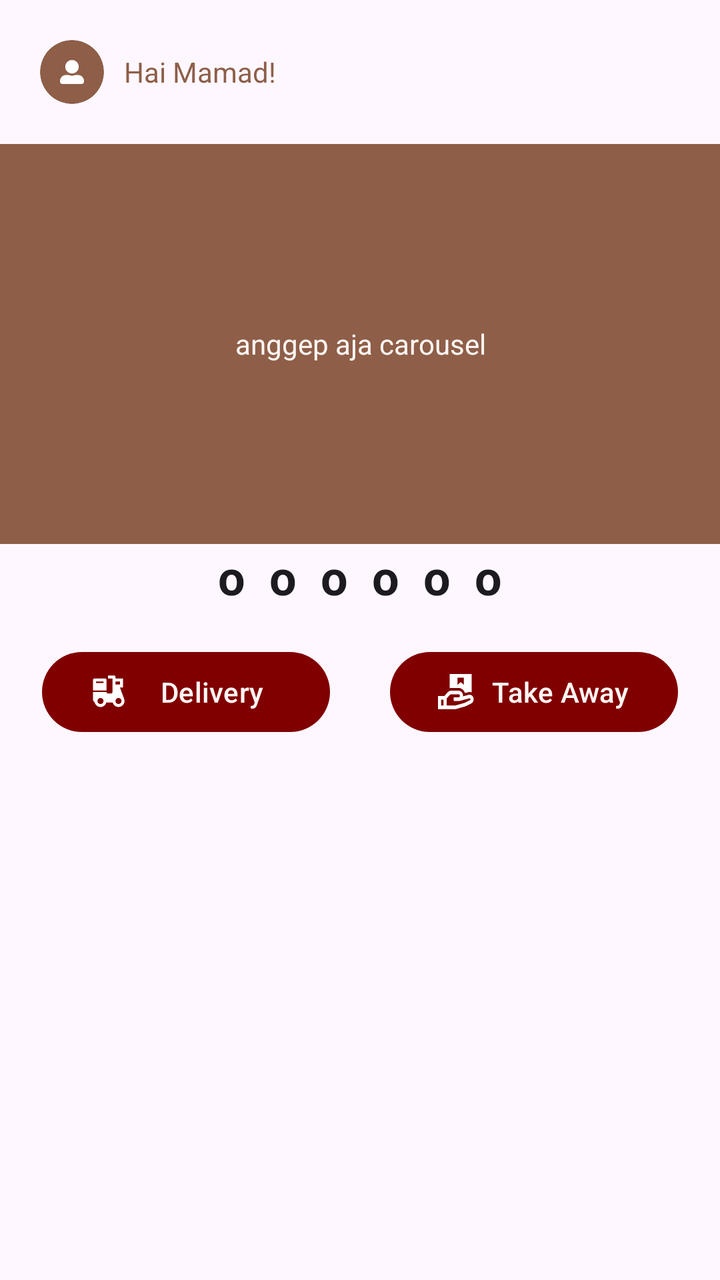
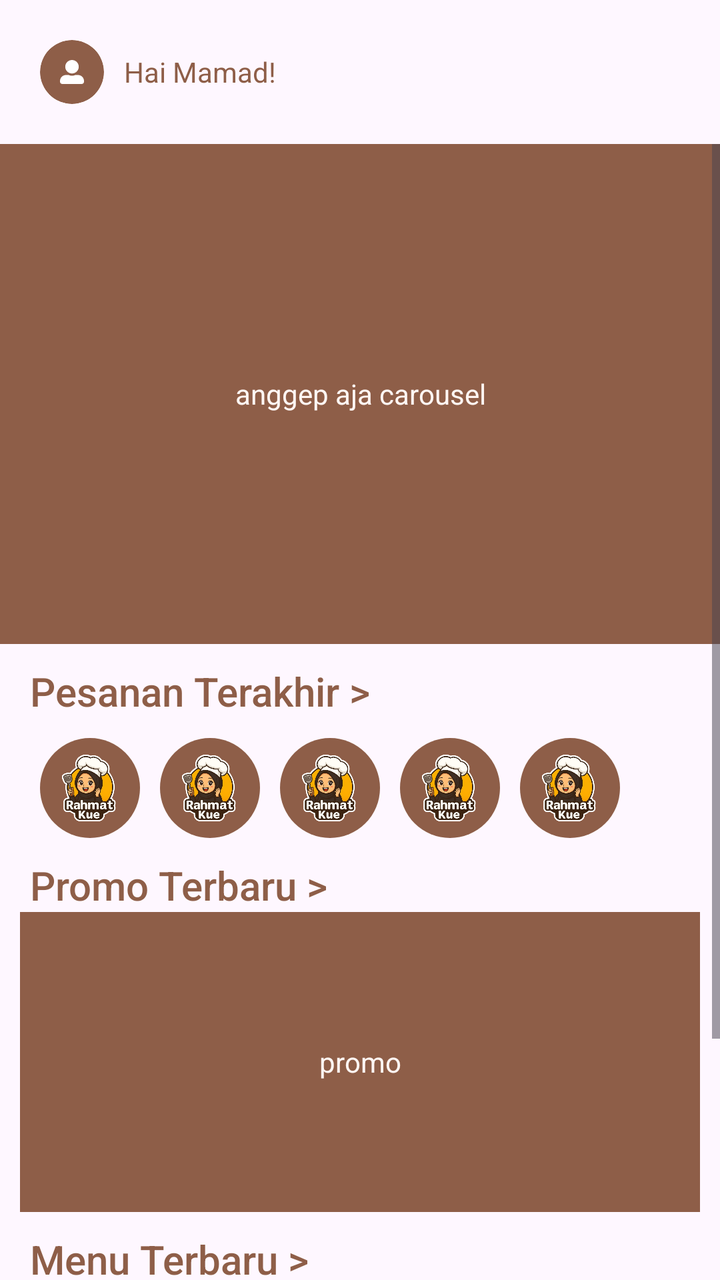

The first picture is an Android layout as it rendered before a commit; the second is the same layout after the commit. The layout source and the unified diff follow.
<!-- AndroidManifest.xml: application theme Theme.RahmatBakery -->
<!-- res/layout/fragment_beranda.xml -->
<?xml version="1.0" encoding="utf-8"?>
<LinearLayout xmlns:android="http://schemas.android.com/apk/res/android"
    xmlns:tools="http://schemas.android.com/tools"
    android:layout_width="match_parent"
    android:layout_height="match_parent"
    xmlns:app="http://schemas.android.com/apk/res-auto"
    tools:context=".BerandaFragment"
    android:orientation="vertical">


    
    <LinearLayout
        android:layout_width="match_parent"
        android:layout_height="wrap_content"
        android:orientation="horizontal"
        android:gravity="center_vertical"
        android:padding="20dp"
        >

    <ImageView
        android:layout_width="32dp"
        android:layout_height="32dp"
        android:src="@drawable/profil"
        android:padding="10dp"
        android:background="@drawable/circle_background"
        android:clipToOutline="true"
        android:layout_marginRight="10dp"
        />

    <TextView
        android:layout_width="wrap_content"
        android:layout_height="wrap_content"
        android:text="Hai Mamad!"
        android:textColor="@color/primary"
        style="@style/TextAppearance.Material3.HeadlineSmall.Emphasized"
        />

    </LinearLayout>

    <LinearLayout
        android:layout_width="match_parent"
        android:layout_height="250dp"
        android:orientation="vertical"
            android:gravity="center_horizontal"
        >
        <TextView
            android:gravity="center"
            android:background="@color/primary"
            android:layout_width="match_parent"
            android:layout_height="200dp"
            android:text="anggep aja carousel"
            android:textAlignment="center"
            android:textColor="@color/background"
            />
        <TextView
            android:layout_width="wrap_content"
            android:layout_height="wrap_content"
            android:text="o  o  o  o  o  o"
            style="@style/TextAppearance.Material3.HeadlineSmall"
            android:textStyle="bold"
            />
    </LinearLayout>

    <LinearLayout
        android:layout_width="match_parent"
        android:layout_height="wrap_content"
        android:orientation="horizontal"
        android:gravity="center_horizontal"
        android:paddingHorizontal="20dp"
        >

        <com.google.android.material.button.MaterialButton
            android:layout_width="144dp"
            android:layout_height="wrap_content"
            android:text="Delivery"
            app:icon="@drawable/delivery"
            android:textColor="@color/background"
            android:iconTint="@color/background"
            app:cornerRadius="50dp"
            app:strokeWidth="0dp"
            android:layout_marginRight="30dp"
        />
        <com.google.android.material.button.MaterialButton
            android:layout_width="144dp"
            android:layout_height="wrap_content"
            android:text="Take Away"
            app:icon="@drawable/takeaway"
            android:textColor="@color/background"
            android:iconTint="@color/background"
            app:cornerRadius="50dp"
            app:strokeWidth="0dp"
            />

    </LinearLayout>

    



</LinearLayout>
<!-- resources referenced by this layout -->
<resources>
  <!-- drawable delivery (drawable) -->
  <vector xmlns:android="http://schemas.android.com/apk/res/android"
      android:width="24dp"
      android:height="24dp"
      android:viewportWidth="24"
      android:viewportHeight="24">
    <path
        android:pathData="M16,1C16.265,1 16.52,1.105 16.707,1.293C16.895,1.48 17,1.735 17,2V2.999L22,3V9L19.98,8.999L22.747,16.595C22.935,17.103 23.017,17.644 22.99,18.184C22.962,18.725 22.825,19.254 22.587,19.741C22.348,20.227 22.014,20.66 21.604,21.013C21.193,21.366 20.715,21.632 20.199,21.795C19.683,21.958 19.139,22.015 18.6,21.961C18.061,21.908 17.539,21.746 17.065,21.484C16.59,21.223 16.174,20.868 15.841,20.441C15.508,20.014 15.265,19.524 15.127,19.001H10.874C10.646,19.879 10.128,20.653 9.402,21.197C8.677,21.741 7.789,22.023 6.883,21.997C5.976,21.97 5.106,21.637 4.414,21.051C3.722,20.465 3.25,19.661 3.074,18.772C2.75,18.603 2.479,18.348 2.29,18.036C2.1,17.723 2,17.365 2,17V12H11C11,12.245 11.09,12.481 11.253,12.664C11.415,12.847 11.64,12.964 11.883,12.993L12,13H14C14.245,13 14.481,12.91 14.664,12.747C14.847,12.585 14.964,12.36 14.993,12.117L15,12V3H12V1H16ZM7,16C6.47,16 5.961,16.211 5.586,16.586C5.211,16.961 5,17.47 5,18C5,18.53 5.211,19.039 5.586,19.414C5.961,19.789 6.47,20 7,20C7.53,20 8.039,19.789 8.414,19.414C8.789,19.039 9,18.53 9,18C9,17.47 8.789,16.961 8.414,16.586C8.039,16.211 7.53,16 7,16ZM19,16C18.47,16 17.961,16.211 17.586,16.586C17.211,16.961 17,17.47 17,18C17,18.53 17.211,19.039 17.586,19.414C17.961,19.789 18.47,20 19,20C19.53,20 20.039,19.789 20.414,19.414C20.789,19.039 21,18.53 21,18C21,17.47 20.789,16.961 20.414,16.586C20.039,16.211 19.53,16 19,16ZM10,3C10.265,3 10.52,3.105 10.707,3.293C10.895,3.48 11,3.735 11,4V11H2V4C2,3.735 2.105,3.48 2.293,3.293C2.48,3.105 2.735,3 3,3H10ZM20,5H17V7H20V5ZM9,5H4V6H9V5Z"
        android:fillColor="#FBFCCC"/>
  </vector>
  <!-- drawable takeaway (drawable) -->
  <vector xmlns:android="http://schemas.android.com/apk/res/android"
      android:width="23dp"
      android:height="20dp"
      android:viewportWidth="23"
      android:viewportHeight="20">
    <path
        android:pathData="M21.5,0H7.5V7.842C7.81,7.782 8.124,7.751 8.44,7.75H13.125C14.014,7.75 14.882,8.021 15.613,8.526C16.344,9.032 16.904,9.748 17.218,10.58L19.182,10.128C19.947,9.931 20.752,9.962 21.5,10.216V0ZM12.5,2H16.5V6L14.5,4.5L12.5,6V2Z"
        android:fillColor="#FBFCCC"/>
    <path
        android:pathData="M19.54,11.585L15.987,12.402C16.028,11.98 15.975,11.553 15.831,11.154C15.688,10.754 15.458,10.392 15.157,10.092C14.618,9.554 13.887,9.251 13.125,9.25H8.439C8.012,9.249 7.589,9.332 7.194,9.495C6.799,9.658 6.44,9.897 6.138,10.198L4.086,12.25H0V19.5H11.373L17.57,17.95L21.31,16.356L21.336,16.342C21.904,16.061 22.347,15.578 22.579,14.988C22.812,14.398 22.816,13.743 22.592,13.15C22.368,12.557 21.931,12.068 21.367,11.779C20.803,11.49 20.151,11.42 19.539,11.585M7.955,11.345C8.107,11.283 8.27,11.251 8.434,11.25H13.124C13.239,11.25 13.353,11.273 13.459,11.317C13.565,11.361 13.661,11.425 13.743,11.506C13.824,11.587 13.888,11.684 13.932,11.79C13.976,11.896 13.999,12.01 13.999,12.125C13.999,12.24 13.976,12.354 13.932,12.46C13.888,12.566 13.824,12.663 13.743,12.744C13.661,12.825 13.565,12.889 13.459,12.933C13.353,12.977 13.239,13 13.124,13H10V15H13.614L20.026,13.525L20.046,13.52C20.177,13.485 20.316,13.499 20.438,13.559C20.559,13.619 20.654,13.722 20.705,13.847C20.756,13.973 20.76,14.113 20.715,14.241C20.67,14.369 20.58,14.476 20.462,14.542L16.93,16.05L11.127,17.5H5.5V13.664L7.55,11.614C7.667,11.499 7.805,11.408 7.956,11.344M2,14.25H3.5V17.5H2V14.25Z"
        android:fillColor="#FBFCCC"/>
  </vector>
  <style name="Base.Theme.RahmatBakery" parent="Theme.Material3.DayNight.NoActionBar">
          
           <item name="colorPrimary">@color/maroon</item>
          <item name="colorOnPrimary">@color/white</item>
          <item name="colorSecondary">@color/maroon</item>
          <item name="colorOnSecondary">@color/white</item>
      </style>
  <color name="maroon">#800000</color>
  <color name="white">#FFFFFFFF</color>
  <!-- unchanged entries left out for length: 5 -->
</resources>

<!-- the commit's change to res/layout/fragment_beranda.xml (unified diff, before → after) -->
@@ -37,64 +37,128 @@
 
     </LinearLayout>
 
+
+    <ScrollView
+        android:layout_width="match_parent"
+        android:layout_height="wrap_content">
+        <LinearLayout
+            android:layout_width="match_parent"
+            android:layout_height="wrap_content"
+            android:orientation="vertical">
     <LinearLayout
         android:layout_width="match_parent"
         android:layout_height="250dp"
         android:orientation="vertical"
-            android:gravity="center_horizontal"
+        android:gravity="center_horizontal"
         >
         <TextView
             android:gravity="center"
             android:background="@color/primary"
             android:layout_width="match_parent"
-            android:layout_height="200dp"
+            android:layout_height="250dp"
             android:text="anggep aja carousel"
             android:textAlignment="center"
             android:textColor="@color/background"
-            />
-        <TextView
-            android:layout_width="wrap_content"
-            android:layout_height="wrap_content"
-            android:text="o  o  o  o  o  o"
-            style="@style/TextAppearance.Material3.HeadlineSmall"
-            android:textStyle="bold"
-            />
+        />
     </LinearLayout>
+
+
+
+    <TextView
+    android:layout_width="wrap_content"
+    android:layout_height="wrap_content"
+    android:text="Pesanan Terakhir > "
+    android:textColor="@color/primary"
+    style="@style/TextAppearance.AppCompat.Title"
+    android:layout_marginTop="10dp"
+    android:layout_marginHorizontal="15dp"
+    />
 
     <LinearLayout
         android:layout_width="match_parent"
         android:layout_height="wrap_content"
         android:orientation="horizontal"
-        android:gravity="center_horizontal"
         android:paddingHorizontal="20dp"
-        >
+        android:layout_marginTop="10dp"
+    >
 
-        <com.google.android.material.button.MaterialButton
-            android:layout_width="144dp"
-            android:layout_height="wrap_content"
-            android:text="Delivery"
-            app:icon="@drawable/delivery"
-            android:textColor="@color/background"
-            android:iconTint="@color/background"
-            app:cornerRadius="50dp"
-            app:strokeWidth="0dp"
-            android:layout_marginRight="30dp"
+        <ImageView
+            android:layout_width="50dp"
+            android:layout_height="50dp"
+            android:background="@drawable/circle_background"
+            android:src="@drawable/logo"
+            android:layout_marginRight="10dp"
         />
-        <com.google.android.material.button.MaterialButton
-            android:layout_width="144dp"
-            android:layout_height="wrap_content"
-            android:text="Take Away"
-            app:icon="@drawable/takeaway"
-            android:textColor="@color/background"
-            android:iconTint="@color/background"
-            app:cornerRadius="50dp"
-            app:strokeWidth="0dp"
-            />
+        <ImageView
+            android:layout_width="50dp"
+            android:layout_height="50dp"
+            android:background="@drawable/circle_background"
+            android:src="@drawable/logo"
+            android:layout_marginRight="10dp"
+        />
+        <ImageView
+            android:layout_width="50dp"
+            android:layout_height="50dp"
+            android:background="@drawable/circle_background"
+            android:src="@drawable/logo"
+            android:layout_marginRight="10dp"
+        />
+        <ImageView
+            android:layout_width="50dp"
+            android:layout_height="50dp"
+            android:background="@drawable/circle_background"
+            android:src="@drawable/logo"
+            android:layout_marginRight="10dp"
+        />
+        <ImageView
+            android:layout_width="50dp"
+            android:layout_height="50dp"
+            android:background="@drawable/circle_background"
+            android:src="@drawable/logo"
+            android:layout_marginRight="10dp"
+        />
 
     </LinearLayout>
 
-    
+    <TextView
+        android:layout_width="wrap_content"
+        android:layout_height="wrap_content"
+        android:text="Promo Terbaru > "
+        android:textColor="@color/primary"
+        style="@style/TextAppearance.AppCompat.Title"
+        android:layout_marginTop="10dp"
+        android:layout_marginHorizontal="15dp"
+    />
+    <TextView
+        android:gravity="center"
+        android:background="@color/primary"
+        android:layout_width="match_parent"
+        android:layout_marginHorizontal="10dp"
+        android:layout_height="150dp"
+        android:text="promo"
+        android:textAlignment="center"
+        android:textColor="@color/background"
+        />
+    <TextView
+        android:layout_width="wrap_content"
+        android:layout_height="wrap_content"
+        android:text="Menu Terbaru > "
+        android:textColor="@color/primary"
+        style="@style/TextAppearance.AppCompat.Title"
+        android:layout_marginTop="10dp"
+        android:layout_marginHorizontal="15dp"
+    />
+    <TextView
+        android:gravity="center"
+        android:background="@color/primary"
+        android:layout_width="match_parent"
+        android:layout_marginHorizontal="10dp"
+        android:layout_height="150dp"
+        android:text="menu"
+        android:textAlignment="center"
+        android:textColor="@color/background"
+        />
+        </LinearLayout>
+</ScrollView>
 
-
-
-</LinearLayout>
+    </LinearLayout>
<!-- resource entries referenced after the edit -->
@@ -1,37 +1,13 @@
 <!-- resources referenced by this layout -->
 <resources>
-  <!-- drawable delivery (drawable) -->
-  <vector xmlns:android="http://schemas.android.com/apk/res/android"
-      android:width="24dp"
-      android:height="24dp"
-      android:viewportWidth="24"
-      android:viewportHeight="24">
-    <path
-        android:pathData="M16,1C16.265,1 16.52,1.105 16.707,1.293C16.895,1.48 17,1.735 17,2V2.999L22,3V9L19.98,8.999L22.747,16.595C22.935,17.103 23.017,17.644 22.99,18.184C22.962,18.725 22.825,19.254 22.587,19.741C22.348,20.227 22.014,20.66 21.604,21.013C21.193,21.366 20.715,21.632 20.199,21.795C19.683,21.958 19.139,22.015 18.6,21.961C18.061,21.908 17.539,21.746 17.065,21.484C16.59,21.223 16.174,20.868 15.841,20.441C15.508,20.014 15.265,19.524 15.127,19.001H10.874C10.646,19.879 10.128,20.653 9.402,21.197C8.677,21.741 7.789,22.023 6.883,21.997C5.976,21.97 5.106,21.637 4.414,21.051C3.722,20.465 3.25,19.661 3.074,18.772C2.75,18.603 2.479,18.348 2.29,18.036C2.1,17.723 2,17.365 2,17V12H11C11,12.245 11.09,12.481 11.253,12.664C11.415,12.847 11.64,12.964 11.883,12.993L12,13H14C14.245,13 14.481,12.91 14.664,12.747C14.847,12.585 14.964,12.36 14.993,12.117L15,12V3H12V1H16ZM7,16C6.47,16 5.961,16.211 5.586,16.586C5.211,16.961 5,17.47 5,18C5,18.53 5.211,19.039 5.586,19.414C5.961,19.789 6.47,20 7,20C7.53,20 8.039,19.789 8.414,19.414C8.789,19.039 9,18.53 9,18C9,17.47 8.789,16.961 8.414,16.586C8.039,16.211 7.53,16 7,16ZM19,16C18.47,16 17.961,16.211 17.586,16.586C17.211,16.961 17,17.47 17,18C17,18.53 17.211,19.039 17.586,19.414C17.961,19.789 18.47,20 19,20C19.53,20 20.039,19.789 20.414,19.414C20.789,19.039 21,18.53 21,18C21,17.47 20.789,16.961 20.414,16.586C20.039,16.211 19.53,16 19,16ZM10,3C10.265,3 10.52,3.105 10.707,3.293C10.895,3.48 11,3.735 11,4V11H2V4C2,3.735 2.105,3.48 2.293,3.293C2.48,3.105 2.735,3 3,3H10ZM20,5H17V7H20V5ZM9,5H4V6H9V5Z"
-        android:fillColor="#FBFCCC"/>
-  </vector>
-  <!-- drawable takeaway (drawable) -->
-  <vector xmlns:android="http://schemas.android.com/apk/res/android"
-      android:width="23dp"
-      android:height="20dp"
-      android:viewportWidth="23"
-      android:viewportHeight="20">
-    <path
-        android:pathData="M21.5,0H7.5V7.842C7.81,7.782 8.124,7.751 8.44,7.75H13.125C14.014,7.75 14.882,8.021 15.613,8.526C16.344,9.032 16.904,9.748 17.218,10.58L19.182,10.128C19.947,9.931 20.752,9.962 21.5,10.216V0ZM12.5,2H16.5V6L14.5,4.5L12.5,6V2Z"
-        android:fillColor="#FBFCCC"/>
-    <path
-        android:pathData="M19.54,11.585L15.987,12.402C16.028,11.98 15.975,11.553 15.831,11.154C15.688,10.754 15.458,10.392 15.157,10.092C14.618,9.554 13.887,9.251 13.125,9.25H8.439C8.012,9.249 7.589,9.332 7.194,9.495C6.799,9.658 6.44,9.897 6.138,10.198L4.086,12.25H0V19.5H11.373L17.57,17.95L21.31,16.356L21.336,16.342C21.904,16.061 22.347,15.578 22.579,14.988C22.812,14.398 22.816,13.743 22.592,13.15C22.368,12.557 21.931,12.068 21.367,11.779C20.803,11.49 20.151,11.42 19.539,11.585M7.955,11.345C8.107,11.283 8.27,11.251 8.434,11.25H13.124C13.239,11.25 13.353,11.273 13.459,11.317C13.565,11.361 13.661,11.425 13.743,11.506C13.824,11.587 13.888,11.684 13.932,11.79C13.976,11.896 13.999,12.01 13.999,12.125C13.999,12.24 13.976,12.354 13.932,12.46C13.888,12.566 13.824,12.663 13.743,12.744C13.661,12.825 13.565,12.889 13.459,12.933C13.353,12.977 13.239,13 13.124,13H10V15H13.614L20.026,13.525L20.046,13.52C20.177,13.485 20.316,13.499 20.438,13.559C20.559,13.619 20.654,13.722 20.705,13.847C20.756,13.973 20.76,14.113 20.715,14.241C20.67,14.369 20.58,14.476 20.462,14.542L16.93,16.05L11.127,17.5H5.5V13.664L7.55,11.614C7.667,11.499 7.805,11.408 7.956,11.344M2,14.25H3.5V17.5H2V14.25Z"
-        android:fillColor="#FBFCCC"/>
-  </vector>
+  <!-- drawable logo: png bitmap (drawable, 216810 bytes) -->
   <style name="Base.Theme.RahmatBakery" parent="Theme.Material3.DayNight.NoActionBar">
           
-           <item name="colorPrimary">@color/maroon</item>
-          <item name="colorOnPrimary">@color/white</item>
-          <item name="colorSecondary">@color/maroon</item>
-          <item name="colorOnSecondary">@color/white</item>
+           <item name="colorPrimary">@color/primary</item>
+          <item name="colorOnPrimary">@color/background</item>
+          <item name="colorSecondary">@color/primary</item>
+          <item name="colorOnSecondary">@color/background</item>
       </style>
-  <color name="maroon">#800000</color>
-  <color name="white">#FFFFFFFF</color>
   <!-- unchanged entries left out for length: 5 -->
 </resources>
 
